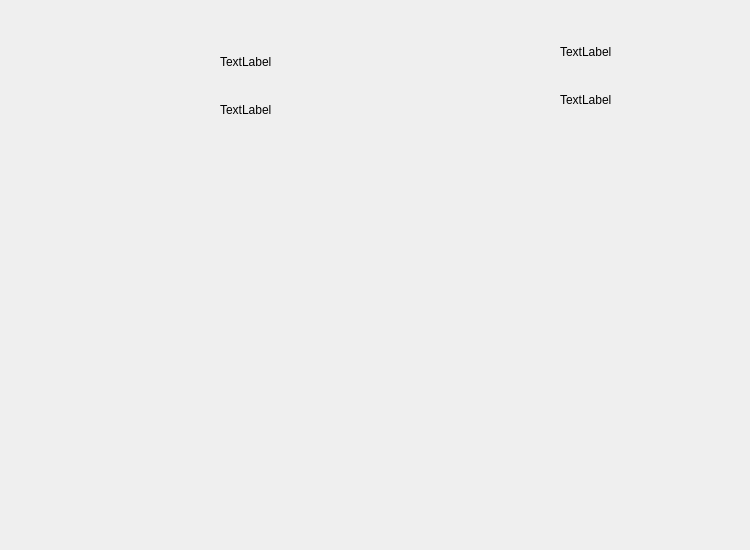
Onyx1907/Lumina-EBook-Platform, file Client/publisher/publisherstatswidget.ui: the form before one commit.
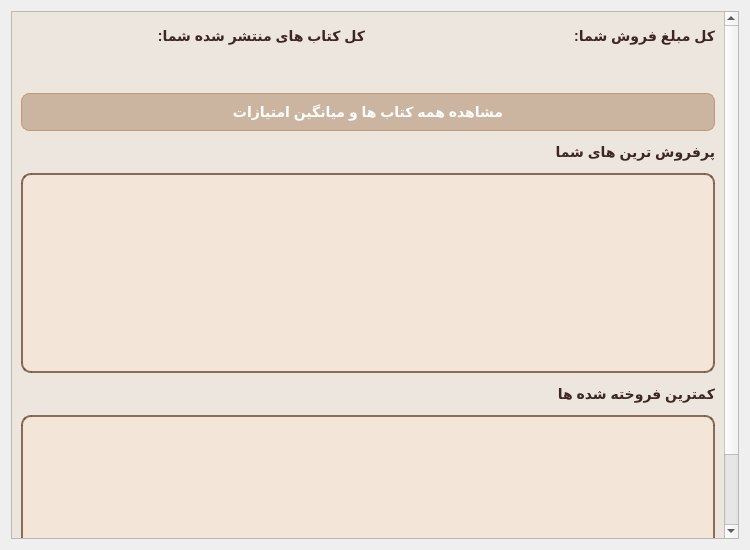
The form after the commit.

Commit message: feat: add publisher dashboard UI and get all books button, add rating to shared book card and book class, add sales to book card

What changed in the file:
```diff
--- a/Client/publisher/publisherstatswidget.ui
+++ b/Client/publisher/publisherstatswidget.ui
@@ -25,58 +25,365 @@
   <property name="windowTitle">
    <string>Form</string>
   </property>
-  <widget class="QWidget" name="layoutWidget">
-   <property name="geometry">
-    <rect>
-     <x>220</x>
-     <y>40</y>
-     <width>121</width>
-     <height>91</height>
-    </rect>
-   </property>
-   <layout class="QVBoxLayout" name="verticalLayout_2">
-    <item>
-     <widget class="QLabel" name="label_3">
-      <property name="text">
-       <string>TextLabel</string>
+  <property name="styleSheet">
+   <string notr="true">
+QListWidget {
+    background-color: rgba(245, 230, 211, 0.65); /* ۶۵ درصد کدر، بقیه شفاف برای دیدن بک‌گراند */
+    border: 2px solid rgba(111, 78, 55, 0.8); /* حاشیه قهوه‌ای با کمی شفافیت */
+    border-radius: 10px;
+    padding: 5px;
+}
+
+/* استایل کلی اسکرول‌بار افقی */
+QScrollBar:horizontal {
+    background: transparent;
+    height: 8px; /* ارتفاع ظریف و باریک */
+    margin: 0px;
+}
+
+/* دستگیره (کشویی) اسکرول‌بار */
+QScrollBar::handle:horizontal {
+    background: rgba(111, 78, 55, 0.6); /* دستگیره قهوه‌ای نیمه شفاف */
+    border-radius: 4px;
+    min-width: 20px; /* حداقل طول دستگیره موقع اسکرول */
+}
+
+/* حالت هاور (وقتی ماوس روی اسکرول‌بار افقی می‌رود) */
+QScrollBar::handle:horizontal:hover {
+    background: rgba(139, 90, 43, 0.8); /* قهوه‌ای نسکافه‌ای پررنگ‌تر */
+}
+
+/* حذف دکمه‌های چپ و راستِ انتهای اسکرول‌بار برای حفظ ظاهر مدرن */
+QScrollBar::add-line:horizontal, QScrollBar::sub-line:horizontal {
+    background: none;
+    width: 0px; /* پهنای دکمه‌ها را صفر می‌کنیم */
+}
+
+/* حذف فضای خالی پس‌زمینه پشت دکمه‌ها (در صورت وجود) */
+QScrollBar::add-page:horizontal, QScrollBar::sub-page:horizontal {
+    background: none;
+}
+
+</string>
+  </property>
+  <layout class="QVBoxLayout" name="verticalLayout_3">
+   <item>
+    <widget class="QScrollArea" name="scrollArea">
+     <property name="verticalScrollBarPolicy">
+      <enum>Qt::ScrollBarAlwaysOn</enum>
+     </property>
+     <property name="horizontalScrollBarPolicy">
+      <enum>Qt::ScrollBarAlwaysOff</enum>
+     </property>
+     <property name="widgetResizable">
+      <bool>true</bool>
+     </property>
+     <widget class="QWidget" name="scrollAreaWidgetContents">
+      <property name="geometry">
+       <rect>
+        <x>0</x>
+        <y>0</y>
+        <width>716</width>
+        <height>616</height>
+       </rect>
       </property>
-     </widget>
-    </item>
-    <item>
-     <widget class="QLabel" name="label_4">
-      <property name="text">
-       <string>TextLabel</string>
+      <property name="styleSheet">
+       <string notr="true">/* ۱. بوم اصلی صفحه (پشت ویجت‌ها) که ویدیو زیر آن پخش می‌شود */
+QWidget#scrollAreaWidgetContents {
+    /* یک لایه شفاف نسکافه‌ای روشن روی ویدیو می‌کشد */
+    background-color: rgba(235, 220, 203, 0.45); 
+}
+
+/* ۲. حذف کامل کادر و پس‌زمینه اسکرول‌اریا برای دیده شدن ویدیو */
+QScrollArea {
+    border: none;
+    background-color: transparent;
+}
+
+QListWidget {
+    background-color: rgba(245, 230, 211, 0.65); /* ۶۵ درصد کدر، بقیه شفاف برای دیدن بک‌گراند */
+    border: 2px solid rgba(111, 78, 55, 0.8); /* حاشیه قهوه‌ای با کمی شفافیت */
+    border-radius: 10px;
+    padding: 5px;
+}
+
+/* استایل کلی اسکرول‌بار افقی */
+QScrollBar:horizontal {
+    background: transparent;
+    height: 8px; /* ارتفاع ظریف و باریک */
+    margin: 0px;
+}
+
+/* دستگیره (کشویی) اسکرول‌بار */
+QScrollBar::handle:horizontal {
+    background: rgba(111, 78, 55, 0.6); /* دستگیره قهوه‌ای نیمه شفاف */
+    border-radius: 4px;
+    min-width: 20px; /* حداقل طول دستگیره موقع اسکرول */
+}
+
+/* حالت هاور (وقتی ماوس روی اسکرول‌بار افقی می‌رود) */
+QScrollBar::handle:horizontal:hover {
+    background: rgba(139, 90, 43, 0.8); /* قهوه‌ای نسکافه‌ای پررنگ‌تر */
+}
+
+/* حذف دکمه‌های چپ و راستِ انتهای اسکرول‌بار برای حفظ ظاهر مدرن */
+QScrollBar::add-line:horizontal, QScrollBar::sub-line:horizontal {
+    background: none;
+    width: 0px; /* پهنای دکمه‌ها را صفر می‌کنیم */
+}
+
+/* حذف فضای خالی پس‌زمینه پشت دکمه‌ها (در صورت وجود) */
+QScrollBar::add-page:horizontal, QScrollBar::sub-page:horizontal {
+    background: none;
+}
+
+</string>
       </property>
+      <layout class="QVBoxLayout" name="verticalLayout_4">
+       <item>
+        <layout class="QHBoxLayout" name="horizontalLayout">
+         <item>
+          <layout class="QVBoxLayout" name="verticalLayout_2">
+           <item>
+            <widget class="QLabel" name="total_books">
+             <property name="minimumSize">
+              <size>
+               <width>0</width>
+               <height>30</height>
+              </size>
+             </property>
+             <property name="maximumSize">
+              <size>
+               <width>16777215</width>
+               <height>30</height>
+              </size>
+             </property>
+             <property name="styleSheet">
+              <string notr="true">    font-size: 14px;
+    font-weight: bold;
+    color: #3E2723; /* تیره کردن رنگ برای خوانایی عالی روی پس‌زمینه متحرک */
+    background: transparent;</string>
+             </property>
+             <property name="text">
+              <string>کل کتاب های منتشر شده شما:</string>
+             </property>
+            </widget>
+           </item>
+           <item>
+            <widget class="QLabel" name="total_books_label">
+             <property name="minimumSize">
+              <size>
+               <width>0</width>
+               <height>30</height>
+              </size>
+             </property>
+             <property name="maximumSize">
+              <size>
+               <width>16777215</width>
+               <height>40</height>
+              </size>
+             </property>
+             <property name="styleSheet">
+              <string notr="true">    font-size: 16px;
+    font-weight: bold;
+    color: #5D4037; /* قهوه‌ای کلاسیک پررنگ */</string>
+             </property>
+             <property name="text">
+              <string/>
+             </property>
+            </widget>
+           </item>
+          </layout>
+         </item>
+         <item>
+          <layout class="QVBoxLayout" name="verticalLayout">
+           <item>
+            <widget class="QLabel" name="total_revenue">
+             <property name="minimumSize">
+              <size>
+               <width>0</width>
+               <height>30</height>
+              </size>
+             </property>
+             <property name="maximumSize">
+              <size>
+               <width>16777215</width>
+               <height>30</height>
+              </size>
+             </property>
+             <property name="styleSheet">
+              <string notr="true">    font-size: 14px;
+    font-weight: bold;
+    color: #3E2723; /* تیره کردن رنگ برای خوانایی عالی روی پس‌زمینه متحرک */
+    background: transparent;</string>
+             </property>
+             <property name="text">
+              <string>کل مبلغ فروش شما:</string>
+             </property>
+            </widget>
+           </item>
+           <item>
+            <widget class="QLabel" name="total_revenue_label">
+             <property name="minimumSize">
+              <size>
+               <width>0</width>
+               <height>30</height>
+              </size>
+             </property>
+             <property name="maximumSize">
+              <size>
+               <width>16777215</width>
+               <height>40</height>
+              </size>
+             </property>
+             <property name="styleSheet">
+              <string notr="true">    font-size: 16px;
+    font-weight: bold;
+    color: #5D4037; /* قهوه‌ای کلاسیک پررنگ */</string>
+             </property>
+             <property name="text">
+              <string/>
+             </property>
+            </widget>
+           </item>
+          </layout>
+         </item>
+        </layout>
+       </item>
+       <item>
+        <widget class="QPushButton" name="pushButton">
+         <property name="styleSheet">
+          <string notr="true">
+QPushButton {
+    background-color: rgba(139, 90, 43, 0.35); /* شیشه کاراملی غلیظ */
+    border: 1px solid #C19A6B; /* لبه طلایی خامه‌ای */
+    border-radius: 8px; /* گوشه‌های نرم کلاسیک */
+    color: #FFF; /* متن کاملا سفید و درخشان */
+    font-size: 14px;
+    font-weight: bold;
+    font-family: &quot;Segoe UI&quot;, &quot;Tahoma&quot;;
+    padding: 6px 14px;
+    min-height: 24px;
+}
+
+/* حالت Hover (وقتی موس روی دکمه می‌رود: غلیظ‌تر، تیره تر و کاملا مشخص) */
+QPushButton:hover {
+    background-color: rgba(93, 58, 25, 0.65); /* قهوه‌ای نسکافه‌ای تیره و غلیظ */
+    border: 1px solid #8B5A2B; /* مرز قهوه‌ای سوخته */
+    color: #F7DC6F; /* تغییر رنگ متن به طلایی درخشان برای افکت جذاب‌تر */
+}
+
+/* حالت Pressed (وقتی روی دکمه کلیک می‌شود: تاریک‌ترین و فشرده‌ترین حالت) */
+QPushButton:pressed {
+    background-color: rgba(54, 33, 13, 0.85); /* قهوه‌ای اسپرسو بسیار تیره و سنگین */
+    border: 1px solid #4A2E14;
+    padding-left: 16px; /* همان افکت کلیک ملو و قشنگ شما */
+}</string>
+         </property>
+         <property name="text">
+          <string>مشاهده همه کتاب ها و میانگین امتیازات</string>
+         </property>
+        </widget>
+       </item>
+       <item>
+        <widget class="QLabel" name="label">
+         <property name="minimumSize">
+          <size>
+           <width>0</width>
+           <height>30</height>
+          </size>
+         </property>
+         <property name="maximumSize">
+          <size>
+           <width>16777215</width>
+           <height>30</height>
+          </size>
+         </property>
+         <property name="styleSheet">
+          <string notr="true">    font-size: 14px;
+    font-weight: bold;
+    color: #3E2723; /* تیره کردن رنگ برای خوانایی عالی روی پس‌زمینه متحرک */
+    background: transparent;</string>
+         </property>
+         <property name="text">
+          <string>پرفروش ترین های شما</string>
+         </property>
+         <property name="alignment">
+          <set>Qt::AlignLeading|Qt::AlignLeft|Qt::AlignVCenter</set>
+         </property>
+        </widget>
+       </item>
+       <item>
+        <widget class="QListWidget" name="listWidget">
+         <property name="minimumSize">
+          <size>
+           <width>0</width>
+           <height>200</height>
+          </size>
+         </property>
+         <property name="maximumSize">
+          <size>
+           <width>16777215</width>
+           <height>400</height>
+          </size>
+         </property>
+         <property name="styleSheet">
+          <string notr="true"/>
+         </property>
+        </widget>
+       </item>
+       <item>
+        <widget class="QLabel" name="label_2">
+         <property name="minimumSize">
+          <size>
+           <width>0</width>
+           <height>30</height>
+          </size>
+         </property>
+         <property name="maximumSize">
+          <size>
+           <width>16777215</width>
+           <height>30</height>
+          </size>
+         </property>
+         <property name="styleSheet">
+          <string notr="true">    font-size: 14px;
+    font-weight: bold;
+    color: #3E2723; /* تیره کردن رنگ برای خوانایی عالی روی پس‌زمینه متحرک */
+    background: transparent;</string>
+         </property>
+         <property name="text">
+          <string>کمترین فروخته شده ها</string>
+         </property>
+         <property name="alignment">
+          <set>Qt::AlignLeading|Qt::AlignLeft|Qt::AlignVCenter</set>
+         </property>
+        </widget>
+       </item>
+       <item>
+        <widget class="QListWidget" name="listWidget_2">
+         <property name="minimumSize">
+          <size>
+           <width>0</width>
+           <height>200</height>
+          </size>
+         </property>
+         <property name="maximumSize">
+          <size>
+           <width>16777215</width>
+           <height>400</height>
+          </size>
+         </property>
+         <property name="styleSheet">
+          <string notr="true"/>
+         </property>
+        </widget>
+       </item>
+      </layout>
      </widget>
-    </item>
-   </layout>
-  </widget>
-  <widget class="QWidget" name="">
-   <property name="geometry">
-    <rect>
-     <x>560</x>
-     <y>30</y>
-     <width>111</width>
-     <height>91</height>
-    </rect>
-   </property>
-   <layout class="QVBoxLayout" name="verticalLayout">
-    <item>
-     <widget class="QLabel" name="label">
-      <property name="text">
-       <string>TextLabel</string>
-      </property>
-     </widget>
-    </item>
-    <item>
-     <widget class="QLabel" name="label_2">
-      <property name="text">
-       <string>TextLabel</string>
-      </property>
-     </widget>
-    </item>
-   </layout>
-  </widget>
+    </widget>
+   </item>
+  </layout>
  </widget>
  <resources/>
  <connections/>
```
The commit also changes 12 other files.
